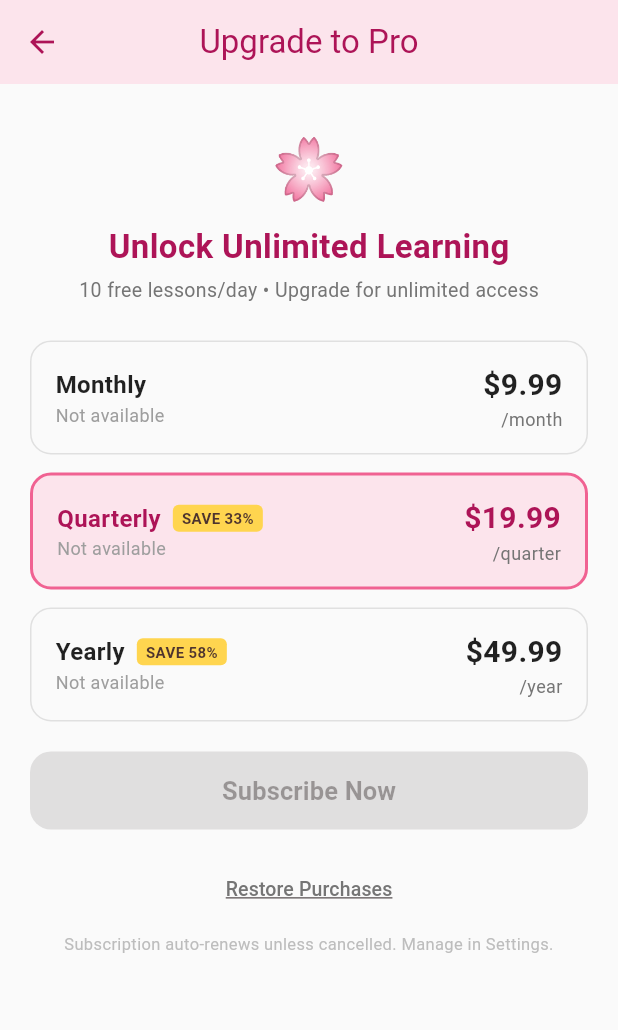
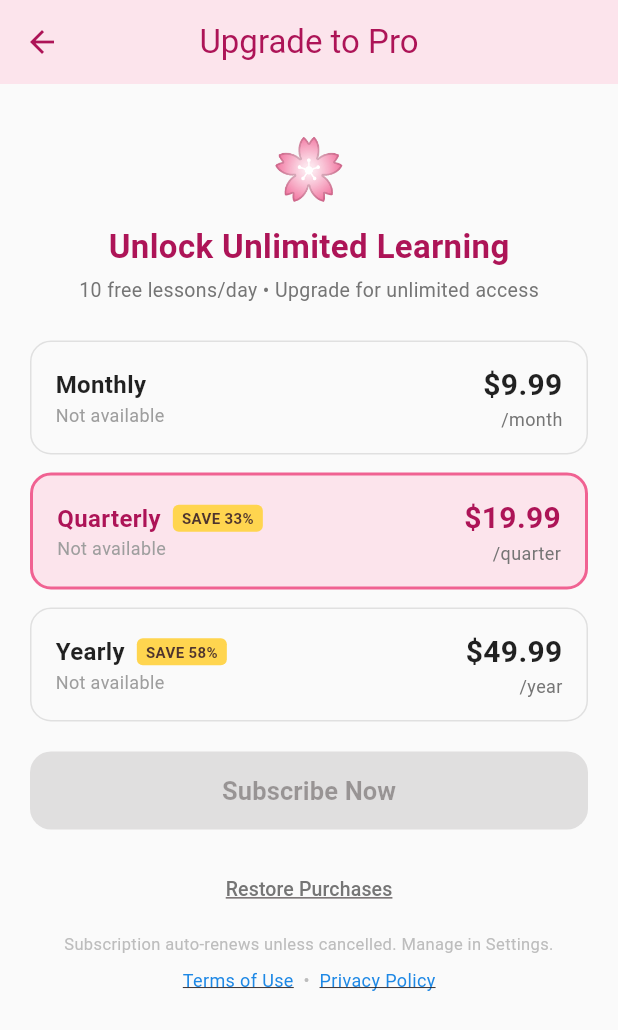
Before and after one commit to CYan0914/ai-japanese-tutor, a Flutter app: the SubscriptionScreen screen opened by its route, on a phone screen of 412 x 824 dp. Shown: the top 1030 px of the screen. Run offline on Flutter 3.47's test engine with Material 3 defaults, Android fonts, the phone set to English and light mode, and no system bars; our stand-ins replace just_audio, shared_preferences; missing offline and left inert: purchases_flutter, record; accounts and stored records are empty; network calls fail.

Commit message:
Add Terms of Use and Privacy Policy links to subscription screen

```diff
--- a/mobile/lib/screens/subscription_screen.dart
+++ b/mobile/lib/screens/subscription_screen.dart
@@ -1,6 +1,7 @@
 /// Subscription screen — RevenueCat-powered IAP with 3 pricing tiers.
 import 'package:flutter/material.dart';
 import 'package:purchases_flutter/purchases_flutter.dart';
+import 'package:url_launcher/url_launcher.dart';
 import '../config/constants.dart';
 import '../services/api_service.dart';
 import '../services/subscription_service.dart';
@@ -160,6 +161,13 @@ class _SubscriptionScreenState extends State<SubscriptionScreen> {
       );
     } finally {
       if (mounted) setState(() => _restoring = false);
+    }
+  }
+
+  Future<void> _openUrl(String url) async {
+    final uri = Uri.parse(url);
+    if (await canLaunchUrl(uri)) {
+      await launchUrl(uri, mode: LaunchMode.externalApplication);
     }
   }
 
@@ -333,6 +341,35 @@ class _SubscriptionScreenState extends State<SubscriptionScreen> {
             textAlign: TextAlign.center,
             style: TextStyle(fontSize: 11, color: Colors.grey.shade400),
           ),
+          const SizedBox(height: 8),
+          Row(
+            mainAxisAlignment: MainAxisAlignment.center,
+            children: [
+              GestureDetector(
+                onTap: () => _openUrl('https://cyan0914.github.io/ai-japanese-tutor/terms.html'),
+                child: Text(
+                  'Terms of Use',
+                  style: TextStyle(
+                    fontSize: 12,
+                    color: Colors.blue.shade600,
+                    decoration: TextDecoration.underline,
+                  ),
+                ),
+              ),
+              Text('  •  ', style: TextStyle(fontSize: 12, color: Colors.grey.shade400)),
+              GestureDetector(
+                onTap: () => _openUrl('https://cyan0914.github.io/ai-japanese-tutor/privacy.html'),
+                child: Text(
+                  'Privacy Policy',
+                  style: TextStyle(
+                    fontSize: 12,
+                    color: Colors.blue.shade600,
+                    decoration: TextDecoration.underline,
+                  ),
+                ),
+              ),
+            ],
+          ),
         ],
       ),
     );
--- a/mobile/pubspec.yaml
+++ b/mobile/pubspec.yaml
@@ -38,6 +38,7 @@ dependencies:
   just_audio: ^0.9.42
   google_fonts: ^6.2.0
   purchases_flutter: ^10.4.1
+  url_launcher: ^6.3.0
 
 dependency_overrides:
   # record_linux 0.7.2 缺少 record_platform_interface 1.6.0 的 startStream 实现
```
Also changed, not shown: mobile/pubspec.lock, 5 other files.
